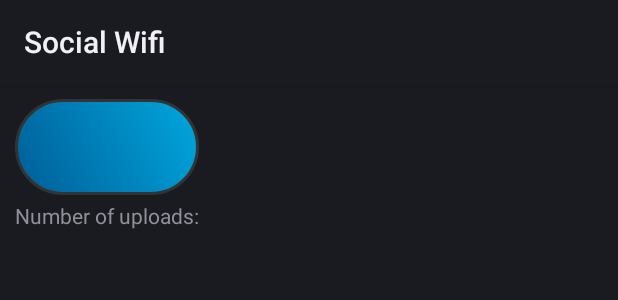
After one commit to PuR3v1L/SocialWifiProject, an Android app: the layout user_info_dialog.xml on its own in the app's theme, with its tools: preview values and no code run, on a phone screen of 412 x 824 dp. The commit adds this screen. Shown: the top 300 px of the screen. Run offline under Robolectric (Android 15) with nearby library versions, the phone set to English and light mode, and no system bars.

Commit message:
+ added user info when clicked on username

```diff
--- a/SocialWifi/src/main/java/com/spydiko/socialwifi/BackgroundUpdateThread.java
+++ b/SocialWifi/src/main/java/com/spydiko/socialwifi/BackgroundUpdateThread.java
@@ -2,7 +2,6 @@ package com.spydiko.socialwifi;
 
 import android.content.Context;
 import android.os.AsyncTask;
-import android.widget.Toast;
 
 /**
  * Created by jim on 1/11/2013.
--- /dev/null
+++ b/SocialWifi/src/main/res/layout/user_info_dialog.xml
@@ -0,0 +1,46 @@
+<?xml version="1.0" encoding="utf-8"?>
+
+<LinearLayout xmlns:android="http://schemas.android.com/apk/res/android"
+              android:layout_width="wrap_content"
+              android:gravity="center"
+              android:orientation="vertical"
+              android:padding="10dp"
+              android:layout_height="wrap_content">
+
+    <TextView
+        android:id="@+id/dialog_username"
+        android:layout_width="match_parent"
+        android:layout_height="64dp"
+        android:textSize="27sp"
+        android:gravity="center"
+        android:fontFamily="sans-serif-condensed"
+        android:textStyle="bold|italic"
+        android:background="@drawable/upload_background"
+        android:layout_marginBottom="4dp"/>
+
+    <LinearLayout
+        android:layout_height="match_parent"
+        android:layout_width="match_parent"
+        android:orientation="horizontal">
+
+        <TextView
+            android:text="@string/number_of_uploads"
+            android:layout_height="wrap_content"
+            android:layout_width="wrap_content"/>
+
+        <TextView
+            android:id="@+id/number_of_uploads_textview"
+            android:layout_height="wrap_content"
+            android:layout_width="wrap_content"/>
+
+        <ProgressBar
+            style="?android:attr/progressBarStyleSmall"
+            android:layout_width="wrap_content"
+            android:layout_height="wrap_content"
+            android:id="@+id/number_of_uploads_progressbar"
+            android:visibility="gone"
+            android:layout_gravity="right"/>
+    </LinearLayout>
+
+
+</LinearLayout>
--- a/SocialWifi/src/main/res/values/strings.xml
+++ b/SocialWifi/src/main/res/values/strings.xml
@@ -24,6 +24,7 @@
     <string name="searching">Searching...</string>
     <string name="release">Release</string>
     <string name="setOnWifi">Enable on WiFi</string>
+    <string name="number_of_uploads">Number of uploads:</string>
 
 
 </resources>
```
Also changed, not shown: SocialWifi/src/main/java/com/spydiko/socialwifi/MainActivity.java (+41 -1 lines), SocialWifi/src/main/java/com/spydiko/socialwifi/ServerUtils.java (+23 -3 lines), SocialWifi/src/main/java/com/spydiko/socialwifi/SocialWifi.java (+13 -2 lines), SocialWifi/src/main/java/com/spydiko/socialwifi/UserInfoThread.java (added, +85 -0 lines), SocialWifi/src/main/java/com/spydiko/socialwifi/WifiEnabledReceiver.java (+12 -13 lines).
